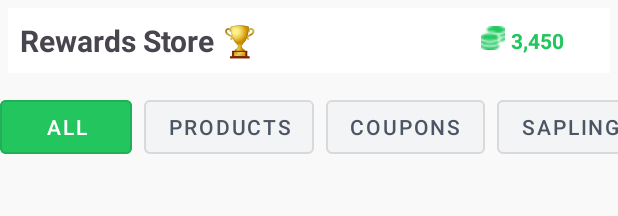
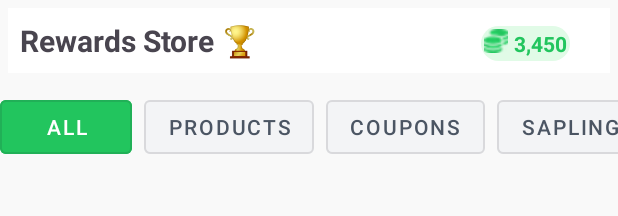
Before and after one commit to thedeepakcodes/vanam, an Android app: the layout fragment_marketplace_store.xml on its own in the app's theme, with its tools: preview values and no code run, on a phone screen of 412 x 824 dp. Shown: the top 216 px of the screen. Run offline under Robolectric (Android 15) with nearby library versions, the phone set to English and light mode, and no system bars.

Commit message:
added green_coin_background and padding

```diff
--- a/app/src/main/res/layout/fragment_marketplace_store.xml
+++ b/app/src/main/res/layout/fragment_marketplace_store.xml
@@ -29,6 +29,8 @@
             android:layout_width="wrap_content"
             android:layout_height="wrap_content"
             android:orientation="horizontal"
+            android:background="@drawable/green_coin_background"
+            android:padding="2dp"
             android:layout_marginStart="140dp"
             android:layout_marginTop="12dp">
 
```
